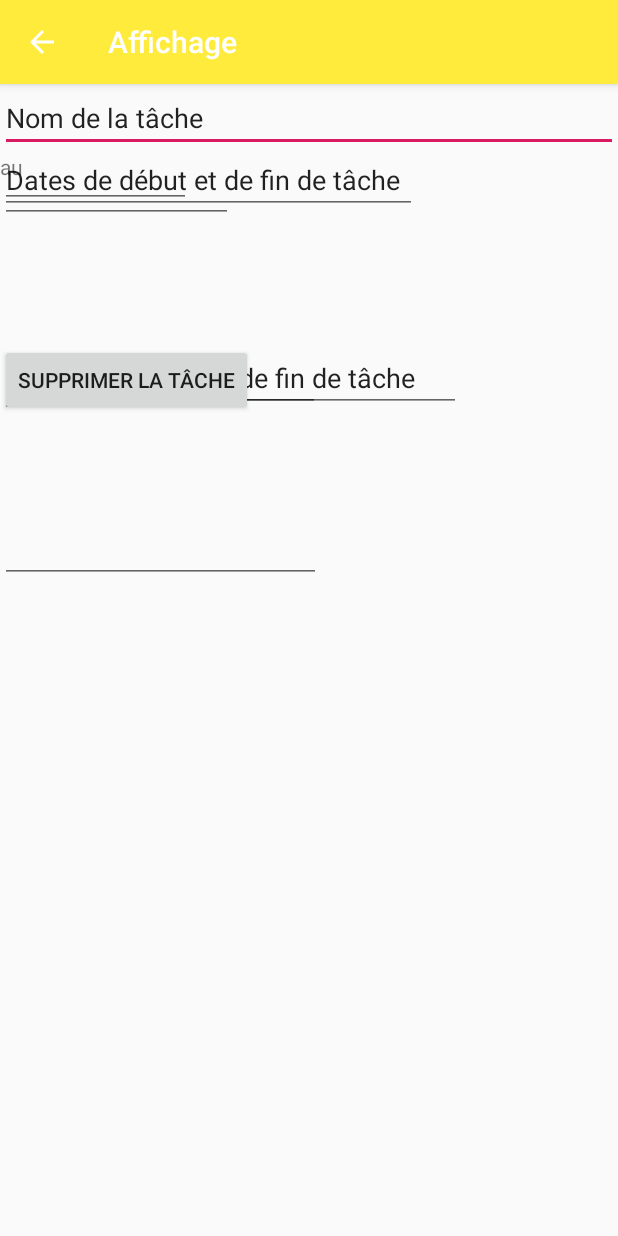
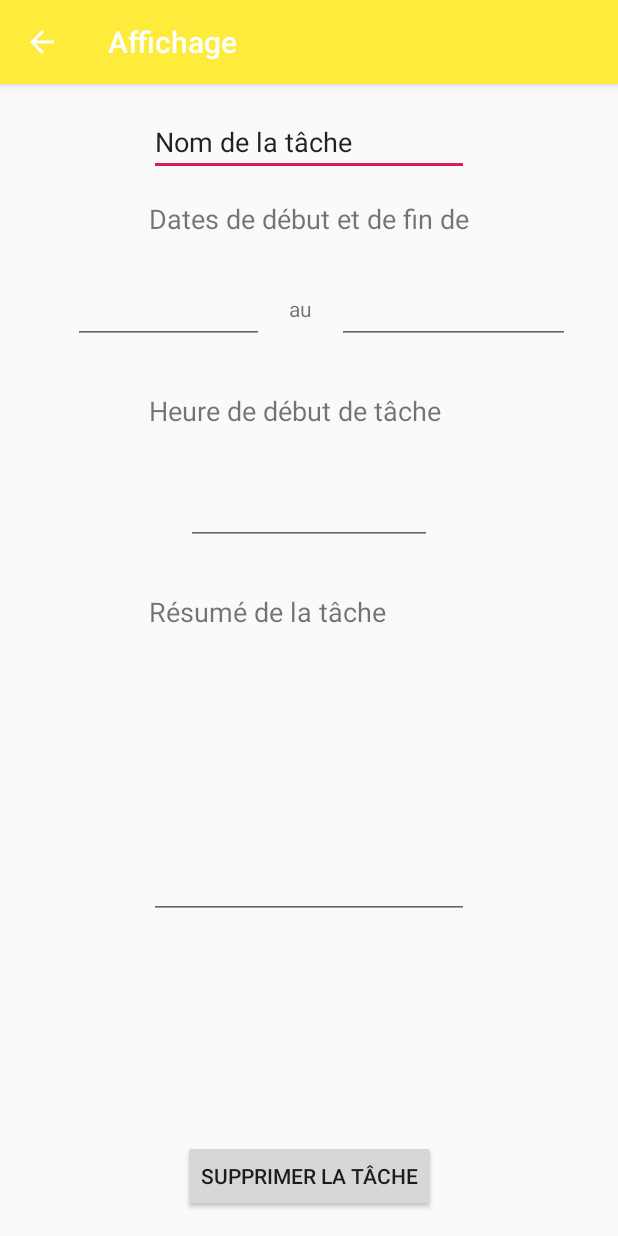
Before and after one commit to dblasko/Productiv-Head-PTUT-IUT, an Android app: the affichage_tache screen opened directly, with no data from a screen before it, on a phone screen of 412 x 824 dp. Run offline under Robolectric (Android 15) with nearby library versions, the phone set to English and light mode, and no system bars; 5 statements that could not run were skipped.

Commit message:
Géré extra + affichage tache simpliste

```diff
--- a/app/src/main/java/com/example/testapp/Taches.java
+++ b/app/src/main/java/com/example/testapp/Taches.java
@@ -29,7 +29,9 @@ public class Taches {
     }
     public String getNom(){
         return nom;
-
+    }
+    public String getResume(){
+        return resume;
     }
 
 
--- a/app/src/main/java/com/example/testapp/TachesDAO.java
+++ b/app/src/main/java/com/example/testapp/TachesDAO.java
@@ -35,15 +35,15 @@ public class TachesDAO {
         contentValues.put("DATEFIN", tache.getDateFin());
         contentValues.put("HEURE", tache.getHeure());
         contentValues.put("NOM", tache.getNom());
-        contentValues.put("RESUME", tache.getNom());
+        contentValues.put("RESUME", tache.getResume());
         db.insert("Taches",null, contentValues);
     }
 
-    public Taches getTache(String nom){
+    public Taches getTache(int id){
 
         Taches tache = null;
 
-        Cursor c = db.rawQuery("SELECT * FROM Taches WHERE nom = '" + nom + "'", null);
+        Cursor c = db.rawQuery("SELECT * FROM Taches WHERE id = " + id, null);
         if (c.moveToFirst()) {
             tache = new Taches(c.getInt(0), c.getString(1), c.getString(2), c.getString(3), c.getString(4),c.getString(5));
         }
--- a/app/src/main/java/com/example/testapp/affichage_tache.java
+++ b/app/src/main/java/com/example/testapp/affichage_tache.java
@@ -1,6 +1,8 @@
 package com.example.testapp;
 
+import android.content.Intent;
 import android.os.Bundle;
+import android.widget.EditText;
 
 import androidx.appcompat.app.AppCompatActivity;
 
@@ -9,5 +11,26 @@ public class affichage_tache extends AppCompatActivity {
         super.onCreate(savedInstanceState);
         setContentView(R.layout.affichage_tache);
 
+        EditText nomTache = findViewById(R.id.nomTache);
+        EditText dateDeb = findViewById(R.id.dateDeb);
+        EditText dateFin = findViewById(R.id.dateFin);
+        EditText heureDeb = findViewById(R.id.heureDeb);
+        EditText resume = findViewById(R.id.resume);
+
+        //Récupération de l'id de la tache
+        int id = getIntent().getIntExtra("idTache", 0);
+
+        //Intialisation de l'accès à la BD pour récupérer toutes les tâches créées
+        final TachesDAO tachesDAO = new TachesDAO(this);
+        tachesDAO.open();
+
+        //Récupération de la Tache en BD
+        Taches tache = tachesDAO.getTache(id);
+
+        nomTache.setText(tache.getNom());
+        dateDeb.setText(tache.getDateDebut());
+        dateFin.setText(tache.getDateFin());
+        heureDeb.setText(tache.getHeure());
+        resume.setText(tache.getResume());
     }
 }
--- a/app/src/main/java/com/example/testapp/liste_taches.java
+++ b/app/src/main/java/com/example/testapp/liste_taches.java
@@ -21,7 +21,7 @@ import static android.R.layout.simple_spinner_item;
 public class liste_taches extends AppCompatActivity {
 
 
-    private ListView listeTaches;
+    private ArrayList<Taches> listeTaches;
     private ArrayList<String> liste;
 
     protected void onCreate(Bundle savedInstanceState) {
@@ -32,11 +32,13 @@ public class liste_taches extends AppCompatActivity {
         final TachesDAO tachesDAO = new TachesDAO(this);
         tachesDAO.open();
 
-        //Instanciation de la liste
+        //Instanciation des listes
+        listeTaches = new ArrayList<>();
         liste = new ArrayList<>();
 
-        //Ajout de toutes les tâches à la liste
+        //Ajout de toutes les tâches aux listes
         for (Taches tache : tachesDAO.getAllTaches()) {
+            listeTaches.add(tache);
             liste.add(tache.getNom());
         }
 
@@ -53,8 +55,7 @@ public class liste_taches extends AppCompatActivity {
 
                 Intent affichage = new Intent(liste_taches.this, affichage_tache.class);
 
-                String nomItemChoisi = liste.get(i);
-                Taches tache = tachesDAO.getTache(nomItemChoisi);
+                Taches tache = listeTaches.get(i);
                 affichage.putExtra("idTache", tache.getId());
 
                 startActivity(affichage);
--- a/app/src/main/res/layout/affichage_tache.xml
+++ b/app/src/main/res/layout/affichage_tache.xml
@@ -1,5 +1,5 @@
 <?xml version="1.0" encoding="utf-8"?>
-<LinearLayout xmlns:android="http://schemas.android.com/apk/res/android"
+<androidx.constraintlayout.widget.ConstraintLayout xmlns:android="http://schemas.android.com/apk/res/android"
     xmlns:app="http://schemas.android.com/apk/res-auto"
     xmlns:tools="http://schemas.android.com/tools"
     android:orientation="vertical" android:layout_width="match_parent"
@@ -7,114 +7,136 @@
 
     <EditText
         android:id="@+id/nomTache"
-        android:layout_width="match_parent"
+        android:layout_width="wrap_content"
         android:layout_height="wrap_content"
+        android:layout_marginTop="16dp"
         android:ems="10"
         android:inputType="textPersonName"
-        android:text="Nom de la tâche" />
+        android:text="Nom de la tâche"
+        app:layout_constraintEnd_toEndOf="parent"
+        app:layout_constraintStart_toStartOf="parent"
+        app:layout_constraintTop_toTopOf="parent" />
 
     <androidx.constraintlayout.widget.ConstraintLayout
+        android:id="@+id/constraintLayout"
         android:layout_width="match_parent"
-        android:layout_height="128dp">
+        android:layout_height="128dp"
+        app:layout_constraintTop_toBottomOf="@+id/nomTache">
 
-        <EditText
+        <TextView
             android:id="@+id/editText2"
-            android:layout_width="278dp"
-            android:layout_height="41dp"
+            android:layout_width="wrap_content"
+            android:layout_height="wrap_content"
+            android:layout_marginTop="16dp"
             android:ems="10"
             android:inputType="textPersonName"
             android:text="Dates de début et de fin de tâche"
-            tools:layout_editor_absoluteX="57dp"
-            tools:layout_editor_absoluteY="16dp" />
+            android:textSize="18sp"
+            app:layout_constraintEnd_toEndOf="parent"
+            app:layout_constraintStart_toStartOf="parent"
+            app:layout_constraintTop_toTopOf="parent" />
 
         <EditText
-            android:id="@+id/editText3"
+            android:id="@+id/dateDeb"
             android:layout_width="127dp"
             android:layout_height="37dp"
+            android:layout_marginStart="32dp"
+            android:layout_marginLeft="32dp"
+            android:layout_marginBottom="16dp"
             android:ems="10"
             android:inputType="date"
-            tools:layout_editor_absoluteX="16dp"
-            tools:layout_editor_absoluteY="75dp" />
+            app:layout_constraintBottom_toBottomOf="parent"
+            app:layout_constraintEnd_toStartOf="@+id/textView"
+            app:layout_constraintStart_toStartOf="parent" />
 
         <EditText
-            android:id="@+id/editText4"
+            android:id="@+id/dateFin"
             android:layout_width="155dp"
             android:layout_height="47dp"
+            android:layout_marginEnd="32dp"
+            android:layout_marginRight="32dp"
+            android:layout_marginBottom="16dp"
             android:ems="10"
             android:inputType="date"
-            tools:layout_editor_absoluteX="224dp"
-            tools:layout_editor_absoluteY="65dp" />
+            app:layout_constraintBottom_toBottomOf="parent"
+            app:layout_constraintEnd_toEndOf="parent" />
 
         <TextView
             android:id="@+id/textView"
             android:layout_width="wrap_content"
             android:layout_height="wrap_content"
             android:text="au"
-            tools:layout_editor_absoluteX="175dp"
-            tools:layout_editor_absoluteY="93dp" />
+            app:layout_constraintBottom_toBottomOf="@+id/dateFin"
+            app:layout_constraintEnd_toStartOf="@+id/dateFin"
+            app:layout_constraintStart_toEndOf="@+id/dateDeb"
+            app:layout_constraintTop_toTopOf="@+id/dateFin" />
     </androidx.constraintlayout.widget.ConstraintLayout>
 
     <androidx.constraintlayout.widget.ConstraintLayout
         android:layout_width="match_parent"
-        android:layout_height="554dp"
+        android:layout_height="0dp"
+        app:layout_constraintBottom_toBottomOf="parent"
         app:layout_constraintEnd_toEndOf="parent"
         app:layout_constraintStart_toStartOf="parent"
-        tools:layout_editor_absoluteY="173dp">
+        app:layout_constraintTop_toBottomOf="@+id/constraintLayout">
+
+        <TextView
+            android:id="@+id/editText5"
+            android:layout_width="wrap_content"
+            android:layout_height="wrap_content"
+            android:layout_marginTop="16dp"
+            android:ems="10"
+            android:inputType="textPersonName"
+            android:text="Heure de début de tâche"
+            android:textSize="18sp"
+            app:layout_constraintEnd_toEndOf="parent"
+            app:layout_constraintStart_toStartOf="parent"
+            app:layout_constraintTop_toTopOf="parent" />
 
         <EditText
-            android:id="@+id/editText5"
-            android:layout_width="307dp"
-            android:layout_height="45dp"
-            android:ems="10"
-            android:inputType="textPersonName"
-            android:text="Heures de début et de fin de tâche"
-            tools:layout_editor_absoluteX="52dp"
-            tools:layout_editor_absoluteY="16dp" />
-
-        <EditText
-            android:id="@+id/FormLabel"
+            android:id="@+id/heureDeb"
             android:layout_width="164dp"
             android:layout_height="49dp"
+            android:layout_marginTop="28dp"
             android:ems="10"
             android:inputType="time"
-            tools:layout_editor_absoluteX="16dp"
-            tools:layout_editor_absoluteY="103dp" />
+            app:layout_constraintEnd_toEndOf="parent"
+            app:layout_constraintStart_toStartOf="parent"
+            app:layout_constraintTop_toBottomOf="@+id/editText5" />
 
-        <EditText
-            android:id="@+id/editText7"
-            android:layout_width="162dp"
-            android:layout_height="43dp"
-            android:ems="10"
-            android:inputType="time"
-            tools:layout_editor_absoluteX="233dp"
-            tools:layout_editor_absoluteY="109dp" />
-
-        <EditText
+        <TextView
             android:id="@+id/editText8"
             android:layout_width="wrap_content"
             android:layout_height="wrap_content"
+            android:layout_marginTop="32dp"
             android:ems="10"
             android:inputType="textPersonName"
             android:text="Résumé de la tâche"
-            tools:layout_editor_absoluteX="113dp"
-            tools:layout_editor_absoluteY="152dp" />
+            android:textSize="18sp"
+            app:layout_constraintEnd_toEndOf="parent"
+            app:layout_constraintStart_toStartOf="parent"
+            app:layout_constraintTop_toBottomOf="@+id/heureDeb" />
 
         <Button
             android:id="@+id/button2"
             android:layout_width="wrap_content"
             android:layout_height="wrap_content"
+            android:layout_marginBottom="16dp"
             android:text="Supprimer la tâche"
-            tools:layout_editor_absoluteX="104dp"
-            tools:layout_editor_absoluteY="490dp" />
+            app:layout_constraintBottom_toBottomOf="parent"
+            app:layout_constraintEnd_toEndOf="parent"
+            app:layout_constraintStart_toStartOf="parent" />
 
         <EditText
-            android:id="@+id/editText9"
-            android:layout_width="214dp"
-            android:layout_height="159dp"
+            android:id="@+id/resume"
+            android:layout_width="wrap_content"
+            android:layout_height="wrap_content"
             android:ems="10"
             android:gravity="start|top"
             android:inputType="textMultiLine"
-            tools:layout_editor_absoluteX="104dp"
-            tools:layout_editor_absoluteY="254dp" />
+            app:layout_constraintBottom_toTopOf="@+id/button2"
+            app:layout_constraintEnd_toEndOf="parent"
+            app:layout_constraintStart_toStartOf="parent"
+            app:layout_constraintTop_toBottomOf="@+id/editText8" />
     </androidx.constraintlayout.widget.ConstraintLayout>
-</LinearLayout>
+</androidx.constraintlayout.widget.ConstraintLayout>
```
